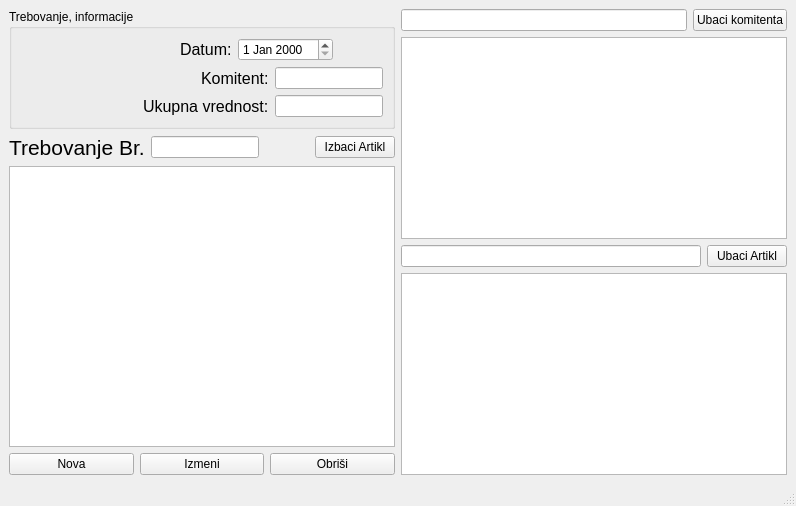
Qt form formatrebovanje.ui (s-pab/Commercium) before a commit.
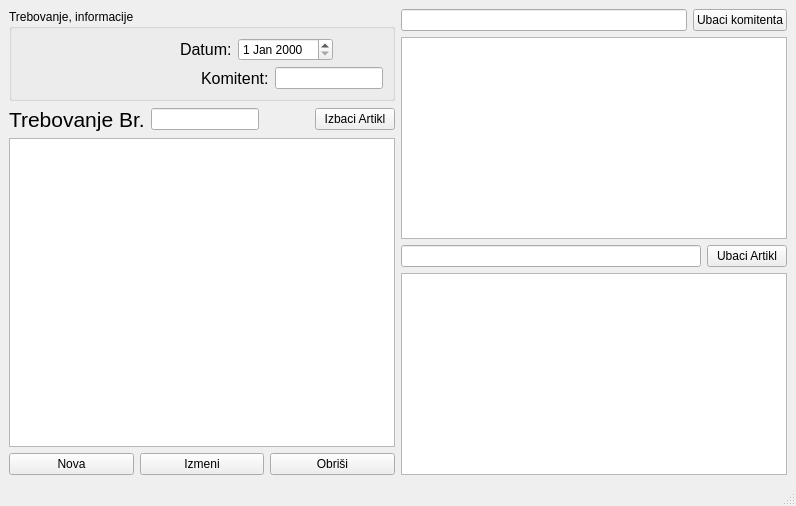
The same form after that commit.

```diff
--- a/formatrebovanje.ui
+++ b/formatrebovanje.ui
@@ -134,43 +134,7 @@
               </layout>
              </item>
              <item>
-              <layout class="QHBoxLayout" name="horizontalLayout_8">
-               <item>
-                <spacer name="horizontalSpacer_4">
-                 <property name="orientation">
-                  <enum>Qt::Horizontal</enum>
-                 </property>
-                 <property name="sizeHint" stdset="0">
-                  <size>
-                   <width>40</width>
-                   <height>20</height>
-                  </size>
-                 </property>
-                </spacer>
-               </item>
-               <item>
-                <widget class="QLabel" name="label_5">
-                 <property name="font">
-                  <font>
-                   <pointsize>12</pointsize>
-                  </font>
-                 </property>
-                 <property name="text">
-                  <string>Ukupna vrednost:</string>
-                 </property>
-                </widget>
-               </item>
-               <item>
-                <widget class="QLineEdit" name="ukupnaVrednost">
-                 <property name="sizePolicy">
-                  <sizepolicy hsizetype="Fixed" vsizetype="Fixed">
-                   <horstretch>0</horstretch>
-                   <verstretch>0</verstretch>
-                  </sizepolicy>
-                 </property>
-                </widget>
-               </item>
-              </layout>
+              <layout class="QHBoxLayout" name="horizontalLayout_8"/>
              </item>
             </layout>
            </item>
```
